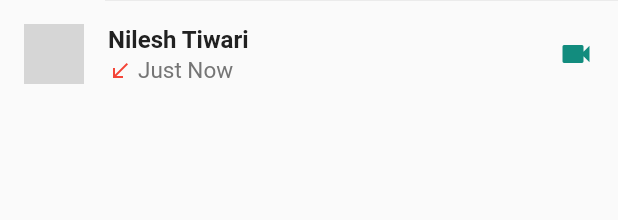
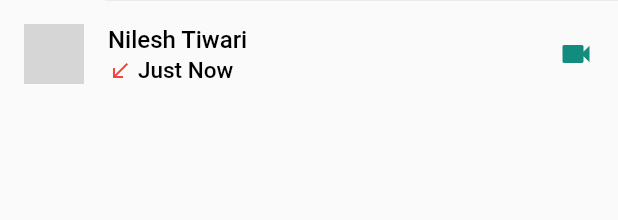
Before and after one commit to gssinghgautam/whatsapp_clone_flutter, a Flutter app: the CallsItemWidget widget shown alone on an empty page, opened directly with empty values, on a phone screen of 412 x 824 dp. Shown: the top 220 px of the screen. Run offline on Flutter 3.47's test engine with Material 2 defaults, Android fonts, the phone set to English and light mode, and no system bars; our stand-ins replace camera; network calls fail; grey boxes are pictures that could not be loaded.

Commit message:
ui enchanced

```diff
--- a/lib/widget/call_item.dart
+++ b/lib/widget/call_item.dart
@@ -25,7 +25,9 @@ class CallsItemWidget extends StatelessWidget {
             ),
             title: Text(dummyCallData[index].name,
                 style: TextStyle(
-                    fontWeight: FontWeight.bold, color: Color(0xFF212121))),
+                    color: Colors.black,
+                    fontWeight: FontWeight.w500,
+                    fontSize: 16.0)),
             subtitle: Row(
               children: <Widget>[
                 Icon(
@@ -41,9 +43,9 @@ class CallsItemWidget extends StatelessWidget {
                   padding: const EdgeInsets.only(left: 4),
                   child: Text(dummyCallData[index].callTime,
                       style: TextStyle(
-                          fontWeight: FontWeight.normal,
-                          fontSize: 15.0,
-                          color: Color(0xFF757575))),
+                          color: Colors.black,
+                          fontWeight: FontWeight.w500,
+                          fontSize: 15.0)),
                 )
               ],
             ),
```
Also changed, not shown: lib/widget/chat_item.dart (+9 -7 lines), lib/widget/status_item.dart (+8 -2 lines).
